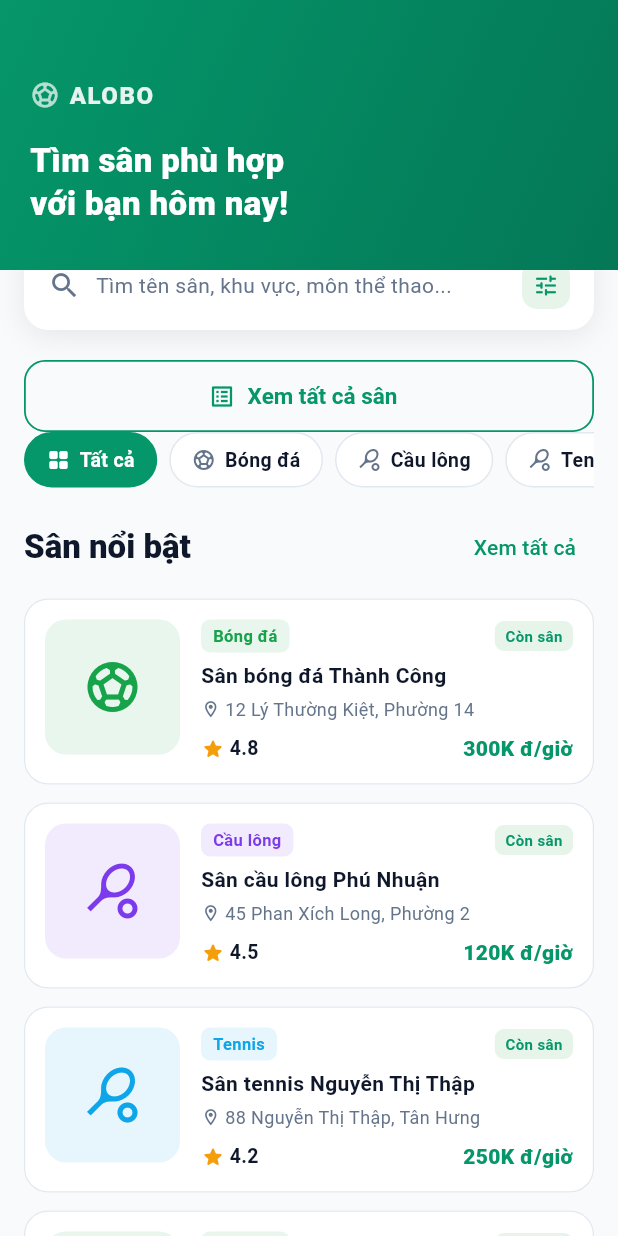
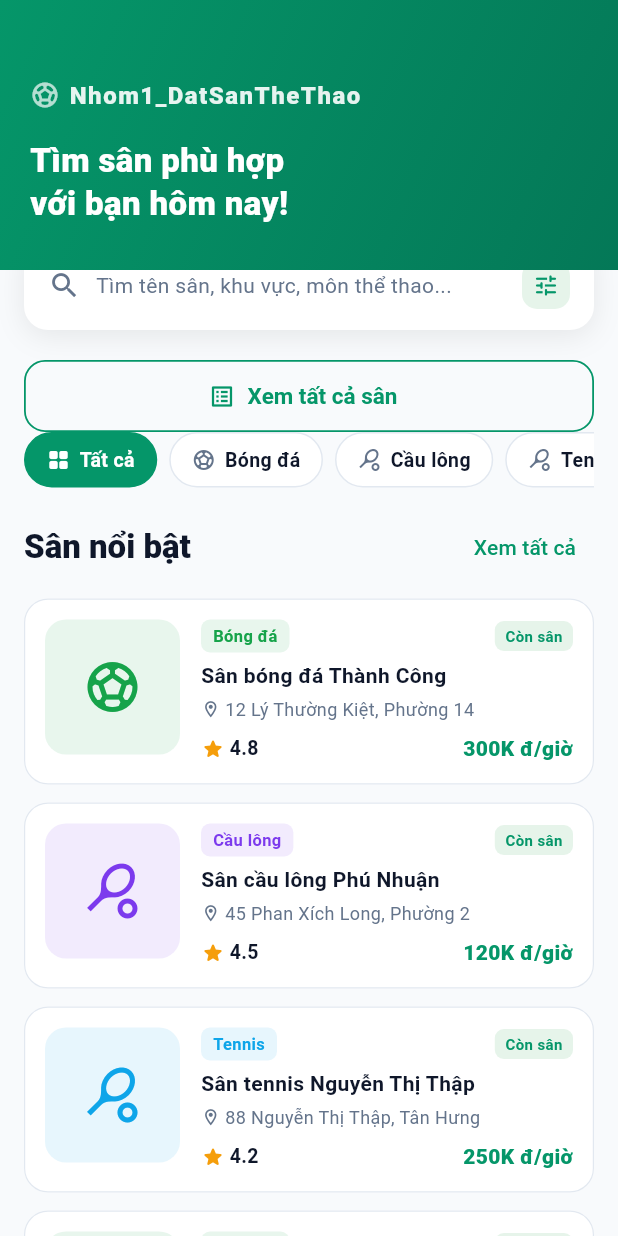
Before and after one commit to giahuy5523/DeTai_QuanLiDatSanTheThao_DiDong, a Flutter app: the HomeScreen screen opened by its route, on a phone screen of 412 x 824 dp. Run offline on Flutter 3.47's test engine with Material 3 defaults, Android fonts, the phone set to English and light mode, and no system bars; our stand-ins replace image_picker; accounts and stored records are empty.

Commit message:
chore: rename app to Nhom1_DatSanTheThao

```diff
--- a/lib/main.dart
+++ b/lib/main.dart
@@ -12,7 +12,7 @@ class SportFieldBookingApp extends StatelessWidget {
   @override
   Widget build(BuildContext context) {
     return MaterialApp(
-      title: 'Đặt sân thể thao',
+      title: 'Nhom1_DatSanTheThao',
       debugShowCheckedModeBanner: false,
       theme: AppTheme.lightTheme,
       initialRoute: AppRoutes.login,
--- a/lib/screens/admin/manage_promotion_screen.dart
+++ b/lib/screens/admin/manage_promotion_screen.dart
@@ -550,7 +550,7 @@ class _ManagePromotionScreenState extends State<ManagePromotionScreen> {
           : ListView(
               padding: const EdgeInsets.fromLTRB(16, 14, 16, 80),
               children: [
-                // ─── Header tổng quan ALOBO ──────────────────────────
+                // ─── Header tổng quan Nhom1_DatSanTheThao ──────────────────────────
                 _buildOverviewHeader(
                   total: promotions.length,
                   active: activeCount,
--- a/lib/screens/auth/login_screen.dart
+++ b/lib/screens/auth/login_screen.dart
@@ -66,7 +66,7 @@ class _LoginScreenState extends State<LoginScreen> {
                     ),
                     const SizedBox(height: 12),
                     Text(
-                      'Đặt sân thể thao',
+                      'Nhom1_DatSanTheThao',
                       textAlign: TextAlign.center,
                       style: Theme.of(context).textTheme.headlineSmall
                           ?.copyWith(fontWeight: FontWeight.w800),
--- a/lib/screens/customer/booking_screen.dart
+++ b/lib/screens/customer/booking_screen.dart
@@ -6,7 +6,7 @@ import '../../models/venue.dart';
 import '../../utils/app_routes.dart';
 import '../../utils/app_theme.dart';
 
-/// Màn hình đặt sân - phong cách ALOBO.
+/// Màn hình đặt sân - phong cách Nhom1_DatSanTheThao.
 class BookingScreen extends StatefulWidget {
   const BookingScreen({super.key});
 
--- a/lib/screens/customer/customer_promotion_screen.dart
+++ b/lib/screens/customer/customer_promotion_screen.dart
@@ -6,7 +6,7 @@ import '../../utils/app_routes.dart';
 import '../../utils/app_theme.dart';
 
 /// Màn hình danh sách ưu đãi / mã khuyến mãi dành cho Khách hàng.
-/// Phong cách ALOBO với thẻ voucher bo góc, sao chép mã và nút dùng ngay.
+/// Phong cách Nhom1_DatSanTheThao với thẻ voucher bo góc, sao chép mã và nút dùng ngay.
 class CustomerPromotionScreen extends StatelessWidget {
   const CustomerPromotionScreen({super.key});
 
@@ -28,7 +28,7 @@ class CustomerPromotionScreen extends StatelessWidget {
           : ListView(
               padding: const EdgeInsets.fromLTRB(16, 12, 16, 24),
               children: [
-                // ─── Header Banner ALOBO ─────────────────────────────
+                // ─── Header Banner Nhom1_DatSanTheThao ─────────────────────────────
                 _buildHeaderBanner(),
                 const SizedBox(height: 20),
 
@@ -104,7 +104,7 @@ class CustomerPromotionScreen extends StatelessWidget {
                     borderRadius: BorderRadius.circular(6),
                   ),
                   child: const Text(
-                    'ALOBO REWARDS',
+                    'Nhom1_DatSanTheThao',
                     style: TextStyle(
                       color: Colors.white,
                       fontSize: 10,
--- a/lib/screens/customer/home_screen.dart
+++ b/lib/screens/customer/home_screen.dart
@@ -30,7 +30,7 @@ class _HomeScreenState extends State<HomeScreen> {
       backgroundColor: AppTheme.background,
       body: CustomScrollView(
         slivers: [
-          // ─── SliverAppBar với banner ALOBO ─────────────────────────
+          // ─── SliverAppBar với banner Nhom1_DatSanTheThao ─────────────────────────
           SliverAppBar(
             expandedHeight: 180,
             floating: true,
@@ -59,13 +59,19 @@ class _HomeScreenState extends State<HomeScreen> {
                           size: 20,
                         ),
                         const SizedBox(width: 6),
-                        Text(
-                          'ALOBO',
-                          style: TextStyle(
-                            color: Colors.white.withValues(alpha: 0.9),
-                            fontWeight: FontWeight.w800,
-                            fontSize: 16,
-                            letterSpacing: 1,
+                        Expanded(
+                          child: FittedBox(
+                            fit: BoxFit.scaleDown,
+                            alignment: Alignment.centerLeft,
+                            child: Text(
+                              'Nhom1_DatSanTheThao',
+                              style: TextStyle(
+                                color: Colors.white.withValues(alpha: 0.9),
+                                fontWeight: FontWeight.w800,
+                                fontSize: 16,
+                                letterSpacing: 1,
+                              ),
+                            ),
                           ),
                         ),
                       ],
--- a/lib/screens/customer/payment_screen.dart
+++ b/lib/screens/customer/payment_screen.dart
@@ -525,7 +525,7 @@ class _PaymentScreenState extends State<PaymentScreen> {
               const Divider(height: 20),
               _bankRow('Ngân hàng', 'Vietcombank'),
               _bankRow('Số tài khoản', '0123 456 789'),
-              _bankRow('Chủ tài khoản', 'ALOBO SPORT'),
+              _bankRow('Chủ tài khoản', 'Nhom1_DatSanTheThao'),
               _bankRow('Số tiền', _formatMoney(total)),
               _bankRow('Nội dung', 'ALBO DAT SAN'),
               const SizedBox(height: 8),
--- a/lib/screens/customer/venue_detail_screen.dart
+++ b/lib/screens/customer/venue_detail_screen.dart
@@ -5,7 +5,7 @@ import '../../utils/app_routes.dart';
 import '../../utils/app_theme.dart';
 import '../../widgets/venue_image.dart';
 
-/// Màn hình Chi tiết Sân thể thao - Phong cách ALOBO.
+/// Màn hình Chi tiết Sân thể thao - Phong cách Nhom1_DatSanTheThao.
 /// Hiển thị thông tin sân, tiện ích, dịch vụ phụ trợ, đánh giá và nút đặt sân cố định.
 class VenueDetailScreen extends StatefulWidget {
   const VenueDetailScreen({super.key});
@@ -63,7 +63,7 @@ class _VenueDetailScreenState extends State<VenueDetailScreen> {
     );
   }
 
-  // Banner trên cùng: dùng ảnh thật nếu có, hoặc placeholder thể thao ALOBO
+  // Banner trên cùng: dùng ảnh thật nếu có, hoặc placeholder thể thao Nhom1_DatSanTheThao
   Widget _buildBanner(BuildContext context, Venue venue) {
     final images = MockStore.imageUrlsOf(venue.id);
 
--- a/lib/utils/app_theme.dart
+++ b/lib/utils/app_theme.dart
@@ -3,7 +3,7 @@ import 'package:flutter/material.dart';
 class AppTheme {
   AppTheme._();
 
-  // Màu sắc thương hiệu ALOBO
+  // Màu sắc thương hiệu Nhom1_DatSanTheThao
   static const primary = Color(0xFF059669); // Xanh ngọc lục bảo thể thao
   static const primaryDark = Color(0xFF064E3B);
   static const primaryLight = Color(0xFFE6F4EA);
--- a/lib/widgets/venue_card.dart
+++ b/lib/widgets/venue_card.dart
@@ -2,7 +2,7 @@ import 'package:flutter/material.dart';
 import '../models/venue.dart';
 import '../utils/app_theme.dart';
 
-/// Thẻ hiển thị thông tin sân thể thao theo phong cách ALOBO.
+/// Thẻ hiển thị thông tin sân thể thao theo phong cách Nhom1_DatSanTheThao.
 class VenueCard extends StatelessWidget {
   const VenueCard({super.key, required this.venue, required this.onTap});
 
```
Also changed, not shown: 8 other files.
